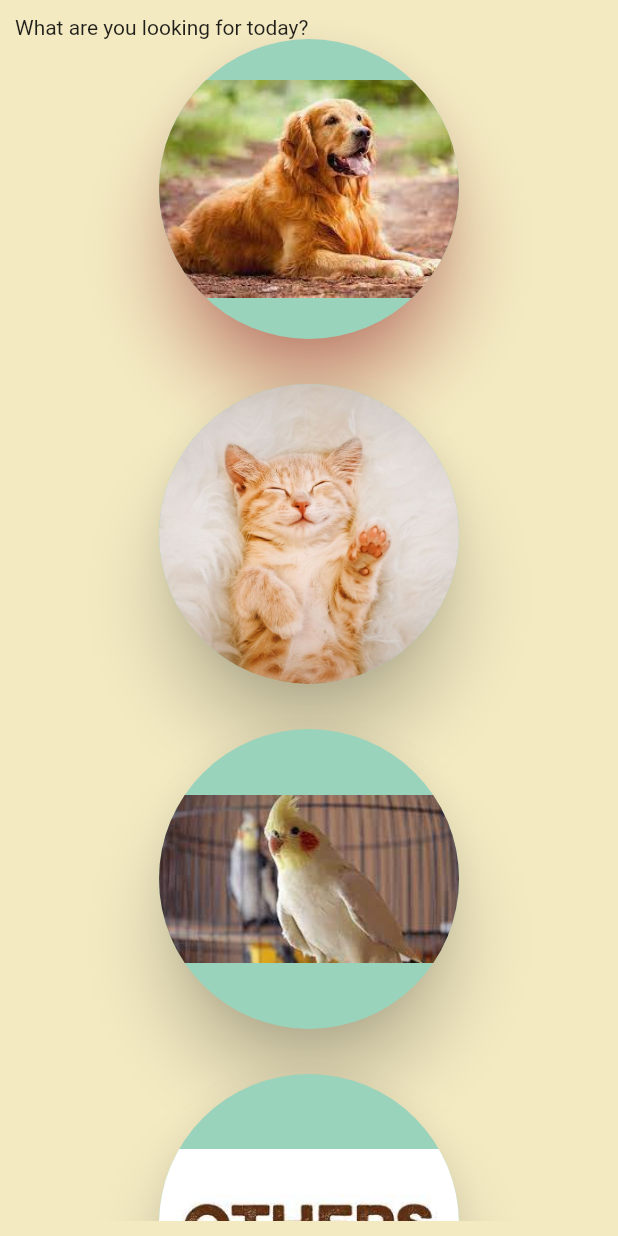
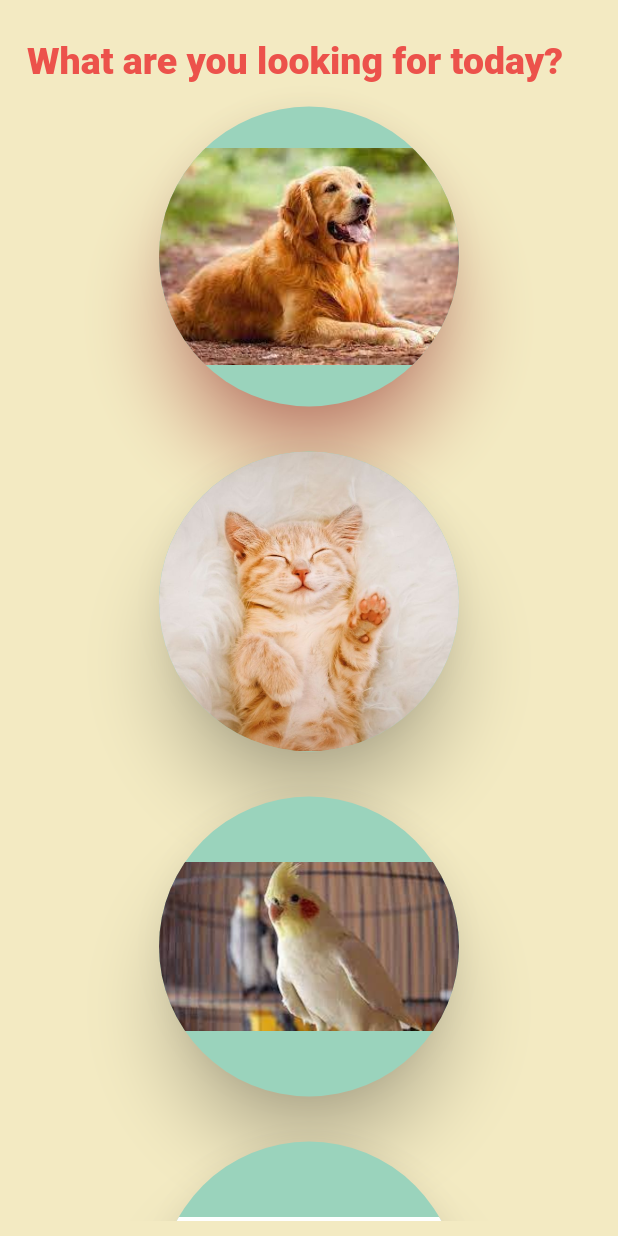
Before and after one commit to cyberwizard1001/trees_go, a Flutter app: the Animals screen opened directly, on a phone screen of 412 x 824 dp. Run offline on Flutter 3.47's test engine with Material 2 defaults, Android fonts, the phone set to English and light mode, and no system bars.

Commit message:
CardView design modified again

```diff
--- a/lib/Animals.dart
+++ b/lib/Animals.dart
@@ -18,7 +18,17 @@ class _AnimalsState extends State<Animals> {
           padding: EdgeInsets.all(10),
           child: ListView(
             children: [
-              Text('What are you looking for today?'),
+              Padding(
+                padding: const EdgeInsets.only(top: 16.0, left: 8.0,bottom: 16.0),
+                child: Text(
+                  'What are you looking for today?',
+                  style: TextStyle(
+                    color: Color(0xffEC524B),
+                    fontSize: 25,
+                    fontWeight: FontWeight.w900,
+                  ),
+                ),
+              ),
               ElevatedButton(
                   onPressed: () {},
                   onLongPress: () {},
@@ -44,8 +54,8 @@ class _AnimalsState extends State<Animals> {
               ),
               ElevatedButton(
                   onPressed: () {
-                    Navigator.of(context).push(MaterialPageRoute(
-                        builder: (context) => CardsView()));
+                    Navigator.of(context).push(
+                        MaterialPageRoute(builder: (context) => CardsView()));
                   },
                   onLongPress: () {},
                   style: ButtonStyle(
--- a/lib/card_listview.dart
+++ b/lib/card_listview.dart
@@ -26,7 +26,7 @@ class _CardsState extends State<CardsView> {
     var gender = 'Gender of pet';
     return Card(
         elevation: 15.0,
-        color: Color(0xffF3EAC2),
+        color: Colors.white,
         child: Column(
           children: [
             ListTile(title: Text(name,
@@ -71,7 +71,7 @@ class _CardsState extends State<CardsView> {
     return MaterialApp(
       debugShowCheckedModeBanner: false,
       home: Scaffold(
-        backgroundColor: Color(0xffF3EAC2),
+        backgroundColor: Colors.white,
         body: ListView.builder(
             itemCount: _cards,
             itemBuilder: (context, index) {
```
